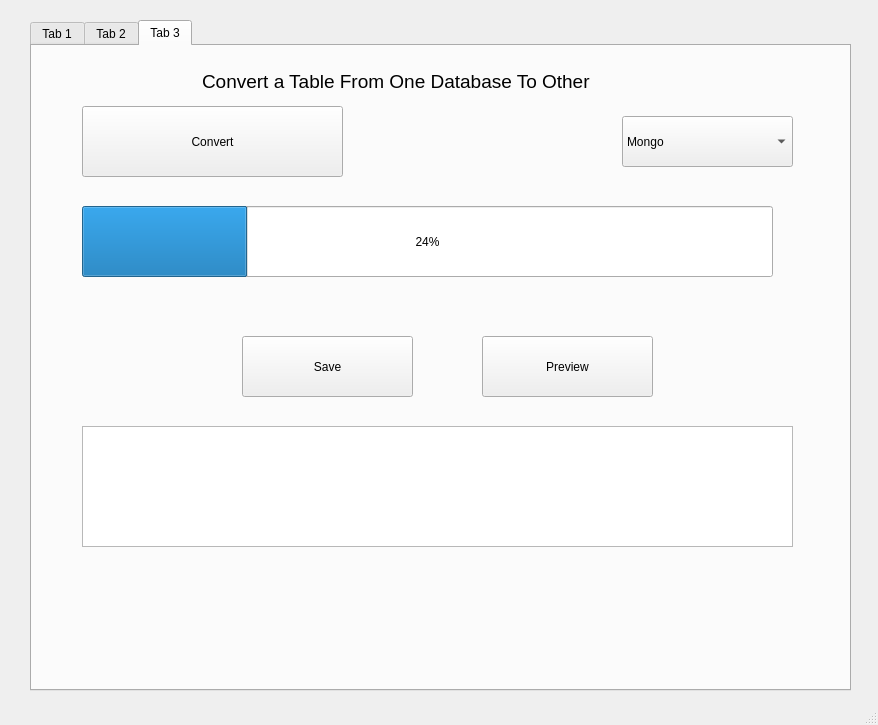
This is BRC Python/main.ui in siddh34/BRC-System as Qt 5 draws it before an edit. The edited form follows.
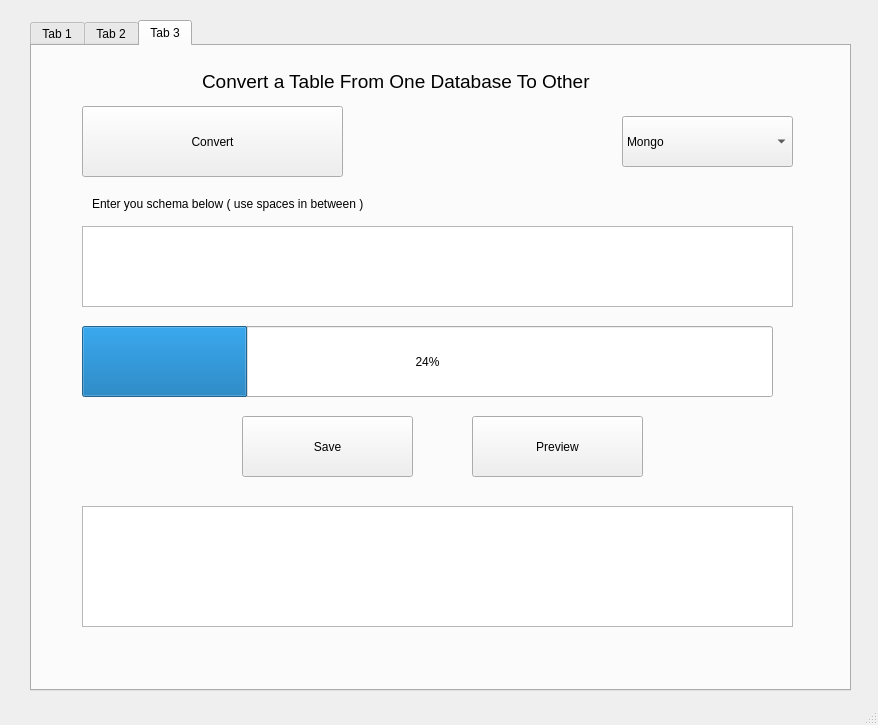
This is the edited form. The open tabs and pages were chosen to show the change.

```diff
--- a/BRC Python/main.ui
+++ b/BRC Python/main.ui
@@ -420,7 +420,7 @@
       <property name="geometry">
        <rect>
         <x>210</x>
-        <y>290</y>
+        <y>370</y>
         <width>171</width>
         <height>61</height>
        </rect>
@@ -433,7 +433,7 @@
       <property name="geometry">
        <rect>
         <x>50</x>
-        <y>160</y>
+        <y>280</y>
         <width>691</width>
         <height>71</height>
        </rect>
@@ -445,8 +445,8 @@
      <widget class="QPushButton" name="Preview">
       <property name="geometry">
        <rect>
-        <x>450</x>
-        <y>290</y>
+        <x>440</x>
+        <y>370</y>
         <width>171</width>
         <height>61</height>
        </rect>
@@ -459,12 +459,35 @@
       <property name="geometry">
        <rect>
         <x>50</x>
-        <y>380</y>
+        <y>460</y>
         <width>711</width>
         <height>121</height>
        </rect>
       </property>
      </widget>
+     <widget class="QTextEdit" name="schemaData">
+      <property name="geometry">
+       <rect>
+        <x>50</x>
+        <y>180</y>
+        <width>711</width>
+        <height>81</height>
+       </rect>
+      </property>
+     </widget>
+     <widget class="QLabel" name="schemaLabel">
+      <property name="geometry">
+       <rect>
+        <x>60</x>
+        <y>150</y>
+        <width>301</width>
+        <height>16</height>
+       </rect>
+      </property>
+      <property name="text">
+       <string>Enter you schema below ( use spaces in between )</string>
+      </property>
+     </widget>
     </widget>
    </widget>
   </widget>
```
